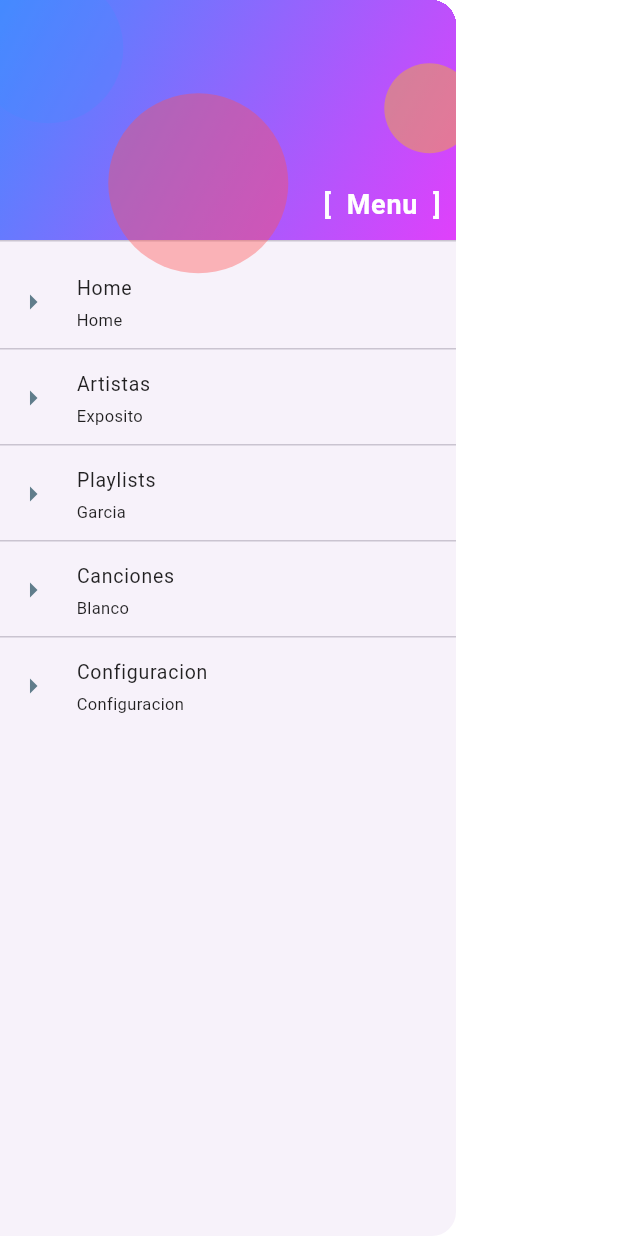
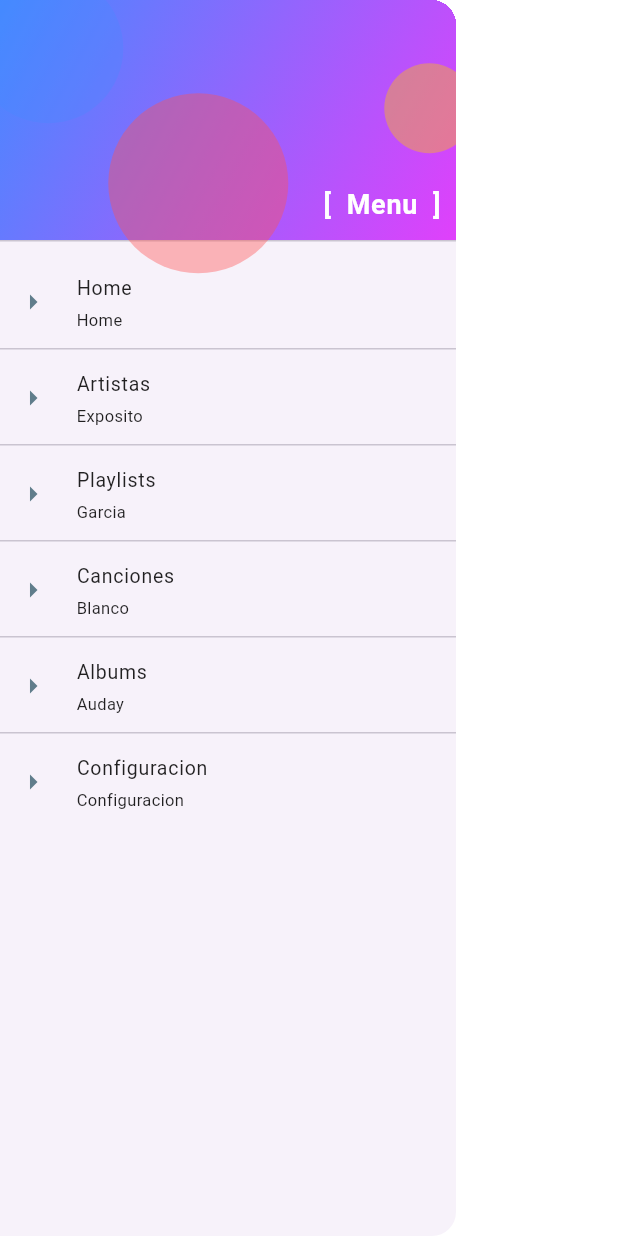
Before and after one commit to ublan/flutter_labo_4, a Flutter app: the DrawerMenu widget shown alone on an empty page, opened directly, on a phone screen of 412 x 824 dp. Run offline on Flutter 3.47's test engine with Material 3 defaults, Android fonts, the phone set to English and light mode, and no system bars; our stand-ins replace audioplayers; Roboto replaces fonts that are missing (FuzzyBubbles, RobotoMono).

Commit message:
Auday - Albums module added

```diff
--- a/lib/main.dart
+++ b/lib/main.dart
@@ -37,6 +37,8 @@ class MyApp extends StatelessWidget {
           'canciones_screen_item': (context) => CancionesScreenItem(),
           'playlist_item_card': (context) => PlaylistScreenItem(),
           'playlists': (context) => PlaylistScreen(),
+          'albums_screen_item': (context) => AlbumsScreenItem(),
+          'albums': (context) => AlbumsScreen(),
         }
         );
   }
--- /dev/null
+++ b/lib/mocks/albums_mock.dart
@@ -0,0 +1,482 @@
+const List albums = [
+  [
+    1,
+    'Thriller',
+    'Michael Jackson',
+    'thriller.png',
+    '1982',
+    ['Wanna Be Startin\' Somethin\'', 'Thriller', 'Beat It']
+  ],
+  [
+    2,
+    'Abbey Road',
+    'The Beatles',
+    'abbey_road.png',
+    '1969',
+    ['Come Together', 'Something', 'Here Comes the Sun']
+  ],
+  [
+    3,
+    'The Dark Side of the Moon',
+    'Pink Floyd',
+    'dark_side_of_the_moon.png',
+    '1973',
+    ['Money', 'Time', 'The Great Gig in the Sky']
+  ],
+  [
+    4,
+    'Hotel California',
+    'Eagles',
+    'hotel_california.png',
+    '1976',
+    ['Hotel California', 'New Kid in Town', 'Life in the Fast Lane']
+  ],
+  [
+    5,
+    'Rumours',
+    'Fleetwood Mac',
+    'album.png',
+    '1977',
+    ['Dreams', 'Go Your Own Way', 'The Chain']
+  ],
+  [
+    6,
+    'Back in Black',
+    'AC/DC',
+    'album.png',
+    '1980',
+    ['Hells Bells', 'Back in Black', 'You Shook Me All Night Long']
+  ],
+  [
+    7,
+    'The Wall',
+    'Pink Floyd',
+    'album.png',
+    '1979',
+    ['Another Brick in the Wall, Part 2', 'Comfortably Numb', 'Run Like Hell']
+  ],
+  [
+    8,
+    'Sgt. Pepper\'s Lonely Hearts Club Band',
+    'The Beatles',
+    'album.png',
+    '1967',
+    ['Lucy in the Sky with Diamonds', 'A Day in the Life', 'With a Little Help from My Friends']
+  ],
+  [
+    9,
+    'Nevermind',
+    'Nirvana',
+    'album.png',
+    '1991',
+    ['Smells Like Teen Spirit', 'Come as You Are', 'Lithium']
+  ],
+  [
+    10,
+    'Led Zeppelin IV',
+    'Led Zeppelin',
+    'album.png',
+    '1971',
+    ['Stairway to Heaven', 'Black Dog', 'Rock and Roll']
+  ],
+  [
+    11,
+    'Thriller',
+    'Michael Jackson',
+    'thriller.png',
+    '1982',
+    ['Wanna Be Startin\' Somethin\'', 'Thriller', 'Beat It']
+  ],
+  [
+    12,
+    'Abbey Road',
+    'The Beatles',
+    'abbey_road.png',
+    '1969',
+    ['Come Together', 'Something', 'Here Comes the Sun']
+  ],
+  [
+    13,
+    'The Dark Side of the Moon',
+    'Pink Floyd',
+    'dark_side_of_the_moon.png',
+    '1973',
+    ['Money', 'Time', 'The Great Gig in the Sky']
+  ],
+  [
+    14,
+    'Hotel California',
+    'Eagles',
+    'hotel_california.png',
+    '1976',
+    ['Hotel California', 'New Kid in Town', 'Life in the Fast Lane']
+  ],
+  [
+    15,
+    'Rumours',
+    'Fleetwood Mac',
+    'album.png',
+    '1977',
+    ['Dreams', 'Go Your Own Way', 'The Chain']
+  ],
+  [
+    16,
+    'Back in Black',
+    'AC/DC',
+    'album.png',
+    '1980',
+    ['Hells Bells', 'Back in Black', 'You Shook Me All Night Long']
+  ],
+  [
+    17,
+    'The Wall',
+    'Pink Floyd',
+    'album.png',
+    '1979',
+    ['Another Brick in the Wall, Part 2', 'Comfortably Numb', 'Run Like Hell']
+  ],
+  [
+    18,
+    'Sgt. Pepper\'s Lonely Hearts Club Band',
+    'The Beatles',
+    'album.png',
+    '1967',
+    ['Lucy in the Sky with Diamonds', 'A Day in the Life', 'With a Little Help from My Friends']
+  ],
+  [
+    19,
+    'Nevermind',
+    'Nirvana',
+    'album.png',
+    '1991',
+    ['Smells Like Teen Spirit', 'Come as You Are', 'Lithium']
+  ],
+  [
+    20,
+    'Led Zeppelin IV',
+    'Led Zeppelin',
+    'album.png',
+    '1971',
+    ['Stairway to Heaven', 'Black Dog', 'Rock and Roll']
+  ],
+  [
+    21,
+    'Thriller',
+    'Michael Jackson',
+    'thriller.png',
+    '1982',
+    ['Wanna Be Startin\' Somethin\'', 'Thriller', 'Beat It']
+  ],
+  [
+    22,
+    'Abbey Road',
+    'The Beatles',
+    'abbey_road.png',
+    '1969',
+    ['Come Together', 'Something', 'Here Comes the Sun']
+  ],
+  [
+    23,
+    'The Dark Side of the Moon',
+    'Pink Floyd',
+    'dark_side_of_the_moon.png',
+    '1973',
+    ['Money', 'Time', 'The Great Gig in the Sky']
+  ],
+  [
+    24,
+    'Hotel California',
+    'Eagles',
+    'hotel_california.png',
+    '1976',
+    ['Hotel California', 'New Kid in Town', 'Life in the Fast Lane']
+  ],
+  [
+    25,
+    'Rumours',
+    'Fleetwood Mac',
+    'album.png',
+    '1977',
+    ['Dreams', 'Go Your Own Way', 'The Chain']
+  ],
+  [
+    26,
+    'Back in Black',
+    'AC/DC',
+    'album.png',
+    '1980',
+    ['Hells Bells', 'Back in Black', 'You Shook Me All Night Long']
+  ],
+  [
+    27,
+    'The Wall',
+    'Pink Floyd',
+    'album.png',
+    '1979',
+    ['Another Brick in the Wall, Part 2', 'Comfortably Numb', 'Run Like Hell']
+  ],
+  [
+    28,
+    'Sgt. Pepper\'s Lonely Hearts Club Band',
+    'The Beatles',
+    'album.png',
+    '1967',
+    ['Lucy in the Sky with Diamonds', 'A Day in the Life', 'With a Little Help from My Friends']
+  ],
+  [
+    29,
+    'Nevermind',
+    'Nirvana',
+    'album.png',
+    '1991',
+    ['Smells Like Teen Spirit', 'Come as You Are', 'Lithium']
+  ],
+  [
+    30,
+    'Led Zeppelin IV',
+    'Led Zeppelin',
+    'album.png',
+    '1971',
+    ['Stairway to Heaven', 'Black Dog', 'Rock and Roll']
+  ],
+  [
+    31,
+    'Thriller',
+    'Michael Jackson',
+    'thriller.png',
+    '1982',
+    ['Wanna Be Startin\' Somethin\'', 'Thriller', 'Beat It']
+  ],
+  [
+    32,
+    'Abbey Road',
+    'The Beatles',
+    'abbey_road.png',
+    '1969',
+    ['Come Together', 'Something', 'Here Comes the Sun']
+  ],
+  [
+    33,
+    'The Dark Side of the Moon',
+    'Pink Floyd',
+    'dark_side_of_the_moon.png',
+    '1973',
+    ['Money', 'Time', 'The Great Gig in the Sky']
+  ],
+  [
+    34,
+    'Hotel California',
+    'Eagles',
+    'hotel_california.png',
+    '1976',
+    ['Hotel California', 'New Kid in Town', 'Life in the Fast Lane']
+  ],
+  [
+    35,
+    'Rumours',
+    'Fleetwood Mac',
+    'album.png',
+    '1977',
+    ['Dreams', 'Go Your Own Way', 'The Chain']
+  ],
+  [
+    36,
+    'Back in Black',
+    'AC/DC',
+    'album.png',
+    '1980',
+    ['Hells Bells', 'Back in Black', 'You Shook Me All Night Long']
+  ],
+  [
+    37,
+    'The Wall',
+    'Pink Floyd',
+    'album.png',
+    '1979',
+    ['Another Brick in the Wall, Part 2', 'Comfortably Numb', 'Run Like Hell']
+  ],
+  [
+    38,
+    'Sgt. Pepper\'s Lonely Hearts Club Band',
+    'The Beatles',
+    'album.png',
+    '1967',
+    ['Lucy in the Sky with Diamonds', 'A Day in the Life', 'With a Little Help from My Friends']
+  ],
+  [
+    39,
+    'Nevermind',
+    'Nirvana',
+    'album.png',
+    '1991',
+    ['Smells Like Teen Spirit', 'Come as You Are', 'Lithium']
+  ],
+  [
+    40,
+    'Led Zeppelin IV',
+    'Led Zeppelin',
+    'album.png',
+    '1971',
+    ['Stairway to Heaven', 'Black Dog', 'Rock and Roll']
+  ],
+  [
+    41,
+    'Thriller',
+    'Michael Jackson',
+    'thriller.png',
+    '1982',
+    ['Wanna Be Startin\' Somethin\'', 'Thriller', 'Beat It']
+  ],
+  [
+    42,
+    'Abbey Road',
+    'The Beatles',
+    'abbey_road.png',
+    '1969',
+    ['Come Together', 'Something', 'Here Comes the Sun']
+  ],
+  [
+    43,
+    'The Dark Side of the Moon',
+    'Pink Floyd',
+    'dark_side_of_the_moon.png',
+    '1973',
+    ['Money', 'Time', 'The Great Gig in the Sky']
+  ],
+  [
+    44,
+    'Hotel California',
+    'Eagles',
+    'hotel_california.png',
+    '1976',
+    ['Hotel California', 'New Kid in Town', 'Life in the Fast Lane']
+  ],
+  [
+    45,
+    'Rumours',
+    'Fleetwood Mac',
+    'album.png',
+    '1977',
+    ['Dreams', 'Go Your Own Way', 'The Chain']
+  ],
+  [
+    46,
+    'Back in Black',
+    'AC/DC',
+    'album.png',
+    '1980',
+    ['Hells Bells', 'Back in Black', 'You Shook Me All Night Long']
+  ],
+  [
+    47,
+    'The Wall',
+    'Pink Floyd',
+    'album.png',
+    '1979',
+    ['Another Brick in the Wall, Part 2', 'Comfortably Numb', 'Run Like Hell']
+  ],
+  [
+    48,
+    'Sgt. Pepper\'s Lonely Hearts Club Band',
+    'The Beatles',
+    'album.png',
+    '1967',
+    ['Lucy in the Sky with Diamonds', 'A Day in the Life', 'With a Little Help from My Friends']
+  ],
+  [
+    49,
+    'Nevermind',
+    'Nirvana',
+    'album.png',
+    '1991',
+    ['Smells Like Teen Spirit', 'Come as You Are', 'Lithium']
+  ],
+  [
+    50,
+    'Led Zeppelin IV',
+    'Led Zeppelin',
+    'album.png',
+    '1971',
+    ['Stairway to Heaven', 'Black Dog', 'Rock and Roll']
+  ],
+  [
+    51,
+    'Thriller',
+    'Michael Jackson',
+    'thriller.png',
+    '1982',
+    ['Wanna Be Startin\' Somethin\'', 'Thriller', 'Beat It']
+  ],
+  [
+    52,
+    'Abbey Road',
+    'The Beatles',
+    'abbey_road.png',
+    '1969',
+    ['Come Together', 'Something', 'Here Comes the Sun']
+  ],
+  [
+    53,
+    'The Dark Side of the Moon',
+    'Pink Floyd',
+    'dark_side_of_the_moon.png',
+    '1973',
+    ['Money', 'Time', 'The Great Gig in the Sky']
+  ],
+  [
+    54,
+    'Hotel California',
+    'Eagles',
+    'hotel_california.png',
+    '1976',
+    ['Hotel California', 'New Kid in Town', 'Life in the Fast Lane']
+  ],
+  [
+    55,
+    'Rumours',
+    'Fleetwood Mac',
+    'album.png',
+    '1977',
+    ['Dreams', 'Go Your Own Way', 'The Chain']
+  ],
+  [
+    56,
+    'Back in Black',
+    'AC/DC',
+    'album.png',
+    '1980',
+    ['Hells Bells', 'Back in Black', 'You Shook Me All Night Long']
+  ],
+  [
+    57,
+    'The Wall',
+    'Pink Floyd',
+    'album.png',
+    '1979',
+    ['Another Brick in the Wall, Part 2', 'Comfortably Numb', 'Run Like Hell']
+  ],
+  [
+    58,
+    'Sgt. Pepper\'s Lonely Hearts Club Band',
+    'The Beatles',
+    'album.png',
+    '1967',
+    ['Lucy in the Sky with Diamonds', 'A Day in the Life', 'With a Little Help from My Friends']
+  ],
+  [
+    59,
+    'Nevermind',
+    'Nirvana',
+    'album.png',
+    '1991',
+    ['Smells Like Teen Spirit', 'Come as You Are', 'Lithium']
+  ],
+  [
+    60,
+    'Led Zeppelin IV',
+    'Led Zeppelin',
+    'album.png',
+    '1971',
+    ['Stairway to Heaven', 'Black Dog', 'Rock and Roll']
+  ],
+];
--- /dev/null
+++ b/lib/screens/albums_screen.dart
@@ -0,0 +1,101 @@
+import 'package:flutter/material.dart';
+import 'package:spotyland/mocks/albums_mock.dart' show albums;
+
+class AlbumsScreen extends StatelessWidget {
+  const AlbumsScreen({super.key});
+
+  @override
+  Widget build(BuildContext context) {
+    final cardColor = Theme.of(context).cardColor;
+    final textColor = Theme.of(context).textTheme.bodyLarge!.color;
+    final iconColor = Theme.of(context).iconTheme.color;
+
+    return Scaffold(
+      appBar: AppBar(
+        title: Text(
+          'Albums',
+          style: TextStyle(color: textColor),
+        ),
+        backgroundColor: Theme.of(context).appBarTheme.backgroundColor,
+      ),
+      body: ListView.builder(
+        physics: const BouncingScrollPhysics(),
+        itemCount: albums.length,
+        itemBuilder: (BuildContext context, int index) {
+          return GestureDetector(
+            onTap: () {
+              Navigator.pushNamed(context, 'albums_screen_item',
+                  arguments: <String, dynamic>{
+                    'title': albums[index][1],
+                    'artist': albums[index][2],
+                    'cover': albums[index][3],
+                    'releaseDate': albums[index][4],
+                    'tracks': albums[index][5],
+                  });
+            },
+            child: Container(
+              height: 100,
+              margin: const EdgeInsets.symmetric(horizontal: 10, vertical: 5),
+              padding: const EdgeInsets.all(10),
+              decoration: BoxDecoration(
+                color: cardColor,
+                borderRadius: BorderRadius.circular(5),
+                boxShadow: [
+                  BoxShadow(
+                    color: Colors.grey.withOpacity(0.3),
+                    blurRadius: 5,
+                    offset: const Offset(0, 3),
+                  ),
+                ],
+              ),
+              child: Row(
+                children: [
+                  Image.asset(
+                    '/albums/${albums[index][3]}',
+                    width: 50,
+                    height: 50,
+                    errorBuilder: (context, error, stackTrace) {
+                      return const Icon(
+                        Icons.error,
+                        size: 50,
+                        color: Colors.red,
+                      );
+                    },
+                  ),
+                  const SizedBox(width: 10),
+                  Expanded(
+                    child: Column(
+                      mainAxisAlignment: MainAxisAlignment.center,
+                      crossAxisAlignment: CrossAxisAlignment.start,
+                      children: [
+                        Text(
+                          albums[index][1],
+                          style: TextStyle(
+                            fontSize: 17,
+                            fontWeight: FontWeight.bold,
+                            color: textColor,
+                          ),
+                        ),
+                        Text(
+                          albums[index][2],
+                          style: TextStyle(
+                            fontSize: 14,
+                            color: textColor,
+                          ),
+                        ),
+                      ],
+                    ),
+                  ),
+                  Text(
+                    albums[index][4].toString(),
+                    style: TextStyle(color: textColor),
+                  ),
+                ],
+              ),
+            ),
+          );
+        },
+      ),
+    );
+  }
+}
--- /dev/null
+++ b/lib/screens/albums_screen_item.dart
@@ -0,0 +1,124 @@
+import 'package:flutter/material.dart';
+
+class AlbumsScreenItem extends StatelessWidget {
+  const AlbumsScreenItem({super.key});
+
+  @override
+  Widget build(BuildContext context) {
+    final args = ModalRoute.of(context)!.settings.arguments as Map<String, dynamic>;
+
+    final backgroundColor = Theme.of(context).scaffoldBackgroundColor;
+    final cardColor = Theme.of(context).cardColor;
+    final textColor = Theme.of(context).textTheme.bodyLarge!.color;
+
+    return Scaffold(
+      appBar: AppBar(
+        title: Text(
+          args['title'],
+          style: TextStyle(color: textColor),
+        ),
+        backgroundColor: backgroundColor,
+        elevation: 0,
+        iconTheme: IconThemeData(color: textColor),
+      ),
+      backgroundColor: backgroundColor,
+      body: Column(
+        crossAxisAlignment: CrossAxisAlignment.start,
+        children: [
+          // Portada y detalles del álbum
+          Container(
+            padding: const EdgeInsets.all(16),
+            decoration: BoxDecoration(color: cardColor),
+            child: Row(
+              crossAxisAlignment: CrossAxisAlignment.start,
+              children: [
+                // Imagen del álbum
+                ClipRRect(
+                  borderRadius: BorderRadius.circular(8.0),
+                  child: Image.asset(
+                    '/albums/${args['cover']}',
+                    width: 120,
+                    height: 120,
+                    fit: BoxFit.cover,
+                  ),
+                ),
+                const SizedBox(width: 16),
+                // Información del álbum
+                Expanded(
+                  child: Column(
+                    crossAxisAlignment: CrossAxisAlignment.start,
+                    children: [
+                      Text(
+                        args['title'],
+                        style: TextStyle(
+                          fontSize: 24,
+                          fontWeight: FontWeight.bold,
+                          color: textColor,
+                        ),
+                      ),
+                      const SizedBox(height: 8),
+                      Text(
+                        args['artist'],
+                        style: TextStyle(
+                          fontSize: 18,
+                          color: Colors.grey[600],
+                        ),
+                      ),
+                      const SizedBox(height: 8),
+                      Text(
+                        'Año: ${args['releaseDate']}',
+                        style: TextStyle(
+                          fontSize: 14,
+                          color: Colors.grey[600],
+                        ),
+                      ),
+                    ],
+                  ),
+                ),
+              ],
+            ),
+          ),
+          const SizedBox(height: 16),
+          // Lista de canciones
+          Expanded(
+            child: ListView.builder(
+              padding: const EdgeInsets.symmetric(horizontal: 16),
+              itemCount: args['tracks'].length,
+              itemBuilder: (context, index) {
+                return Column(
+                  children: [
+                    Row(
+                      children: [
+                        // Número del track
+                        Text(
+                          '${index + 1}',
+                          style: TextStyle(
+                            fontSize: 16,
+                            color: Colors.grey[600],
+                          ),
+                        ),
+                        const SizedBox(width: 16),
+                        // Nombre del track
+                        Expanded(
+                          child: Text(
+                            args['tracks'][index],
+                            style: TextStyle(
+                              fontSize: 16,
+                              color: textColor,
+                            ),
+                            overflow: TextOverflow.ellipsis,
+                          ),
+                        ),
+                      ],
+                    ),
+                    const Divider(height: 24, thickness: 1),
+                  ],
+                );
+              },
+            ),
+          ),
+        ],
+      ),
+    );
+  }
+}
--- a/lib/screens/screens.dart
+++ b/lib/screens/screens.dart
@@ -6,3 +6,5 @@ export 'package:spotyland/screens/canciones_screen.dart';
 export 'package:spotyland/screens/canciones_screen_item.dart';
 export 'package:spotyland/screens/artistas_screen.dart';
 export 'package:spotyland/screens/artistas_screen_item.dart';
+export 'package:spotyland/screens/albums_screen.dart';
+export 'package:spotyland/screens/albums_screen_item.dart';
--- a/lib/widgets/drawer_menu.dart
+++ b/lib/widgets/drawer_menu.dart
@@ -6,6 +6,7 @@ class DrawerMenu extends StatelessWidget {
     {'route': 'artistas_screen', 'title': 'Artistas', 'subtitle': 'Exposito'},
     {'route': 'playlists', 'title': 'Playlists', 'subtitle': 'Garcia'},
     {'route': 'canciones', 'title': 'Canciones', 'subtitle': 'Blanco'},
+    {'route': 'albums', 'title': 'Albums', 'subtitle': 'Auday'},
     {'route': 'configuracion', 'title': 'Configuracion', 'subtitle': 'Configuracion'},
   ];
 
```
Also changed, not shown: assets/albums/abbey_road.png (added), assets/albums/album.png (added), assets/albums/back_in_black.png (added), assets/albums/dark_side_of_the_moon.png (added), assets/albums/hotel_california.png (added), assets/albums/rumours.png (added), assets/albums/thriller.png (added), flutter_01.png (added), package-lock.json (added), 1 other file.
